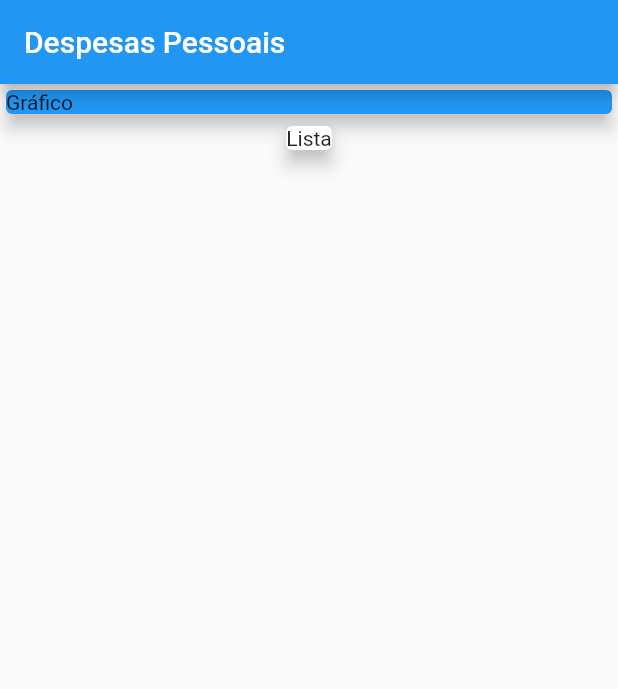
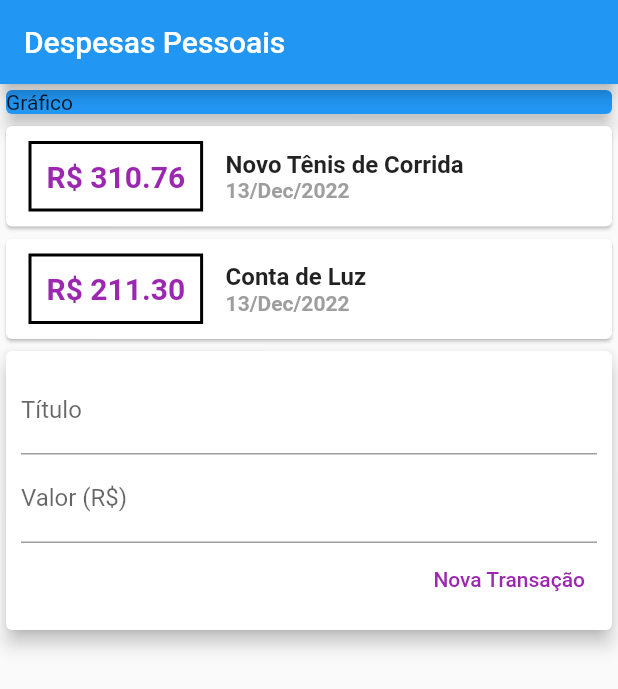
Before and after one commit to jairoLAlves/expenses-app-flutter, a Flutter app: the screen it shows after launch, on a phone screen of 412 x 824 dp. Shown: the top 689 px of the screen. Run offline on Flutter 3.47's test engine with Material 2 defaults, Android fonts, the phone set to English and light mode, and no system bars.

Commit message:
adding component and template folders, an internationalization package.

```diff
--- /dev/null
+++ b/lib/components/transactionList.dart
@@ -0,0 +1,57 @@
+import 'package:expenses/models/transaction.dart';
+import 'package:flutter/material.dart';
+import 'package:intl/intl.dart';
+
+class TransactionList extends StatelessWidget {
+  final List<Transaction> transaction;
+
+  const TransactionList({super.key, required this.transaction});
+
+  @override
+  Widget build(BuildContext context) {
+    return Column(
+      children: transaction.map((tr) {
+        return Card(
+          child: Row(children: [
+            Container(
+              margin: EdgeInsets.symmetric(
+                horizontal: 15,
+                vertical: 10,
+              ),
+              decoration: BoxDecoration(
+                  border: Border.all(
+                color: Colors.black,
+                width: 2,
+              )),
+              padding: EdgeInsets.all(10),
+              //Valor
+              child: Text(
+                'R\$ ${tr.value.toStringAsFixed(2)}',
+                style: TextStyle(
+                    fontWeight: FontWeight.bold,
+                    fontSize: 20,
+                    color: Colors.purple),
+              ),
+            ),
+            Column(crossAxisAlignment: CrossAxisAlignment.start, children: [
+              //Titulo
+              Text(tr.title,
+                  style: TextStyle(
+                    fontWeight: FontWeight.bold,
+                    fontSize: 16,
+                  )),
+              //Data
+              Text(
+                DateFormat('d/MMM/y').format(tr.date),
+                style: TextStyle(
+                  fontWeight: FontWeight.w600,
+                  color: Colors.grey,
+                ),
+              ),
+            ]),
+          ]),
+        );
+      }).toList(),
+    );
+  }
+}
--- /dev/null
+++ b/lib/components/transaction_form.dart
@@ -0,0 +1,44 @@
+import 'package:flutter/material.dart';
+
+class TransactionForm extends StatelessWidget {
+  TransactionForm({super.key});
+  final titleController = TextEditingController();
+  final valueController = TextEditingController();
+
+  @override
+  Widget build(BuildContext context) {
+    return Card(
+      elevation: 5,
+      child: Padding(
+        padding: const EdgeInsets.all(10),
+        child: Column(
+          children: [
+            TextField(
+              controller: titleController,
+              decoration: InputDecoration(
+                labelText: 'Título',
+              ),
+            ),
+            TextField(
+              controller: valueController,
+              decoration: InputDecoration(
+                labelText: 'Valor (R\$)',
+              ),
+            ),
+            Row(
+              mainAxisAlignment: MainAxisAlignment.end,
+              children: [
+                TextButton(
+                    onPressed: () {},
+                    child: Text(
+                      'Nova Transação',
+                      style: TextStyle(color: Colors.purple),
+                    )),
+              ],
+            )
+          ],
+        ),
+      ),
+    );
+  }
+}
--- /dev/null
+++ b/lib/components/transaction_user.dart
@@ -0,0 +1,39 @@
+import 'package:expenses/components/transactionList.dart';
+import 'package:expenses/components/transaction_form.dart';
+import 'package:flutter/material.dart';
+
+import '../models/transaction.dart';
+
+class TransactionUser extends StatefulWidget {
+  const TransactionUser({super.key});
+
+  @override
+  State<TransactionUser> createState() => _TransactionUserState();
+}
+
+class _TransactionUserState extends State<TransactionUser> {
+  final _transactions = [
+    Transaction(
+      id: 't1',
+      title: 'Novo Tênis de Corrida',
+      value: 310.76,
+      date: DateTime.now(),
+    ),
+    Transaction(
+      id: 't2',
+      title: 'Conta de Luz',
+      value: 211.30,
+      date: DateTime.now(),
+    ),
+  ];
+
+  @override
+  Widget build(BuildContext context) {
+    return Column(
+      children: [
+        TransactionList(transaction: _transactions,),
+        TransactionForm(),
+      ],
+    );
+  }
+}
--- a/lib/main.dart
+++ b/lib/main.dart
@@ -1,6 +1,7 @@
 // ignore_for_file: prefer_const_constructors, sort_child_properties_last, use_key_in_widget_constructors
 // ignore_for_file: prefer_const_literals_to_create_immutables
 
+import 'package:expenses/components/transaction_user.dart';
 import 'package:flutter/material.dart';
 
 main() => runApp(ExpensesApp());
@@ -22,19 +23,16 @@ class MyHomePage extends StatelessWidget {
         title: Text('Despesas Pessoais'),
       ),
       body: Column(
+        crossAxisAlignment: CrossAxisAlignment.stretch,
         children: <Widget>[
           Container(
-            width: double.infinity,
             child: Card(
               color: Colors.blue,
               child: Text('Gráfico'),
               elevation: 5,
             ),
           ),
-          Card(
-            child: Text('Lista'),
-            elevation: 5,
-          ),
+          TransactionUser(),
         ],
       ),
     );
--- /dev/null
+++ b/lib/models/transaction.dart
@@ -0,0 +1,14 @@
+class Transaction {
+     final String id;
+     final String title;
+     final double value;
+     final DateTime date;
+
+     Transaction({
+      required this.id,
+      required this.title,
+      required this.value,
+      required this.date,
+     });
+
+}
--- a/pubspec.yaml
+++ b/pubspec.yaml
@@ -31,6 +31,8 @@ environment:
 dependencies:
   flutter:
     sdk: flutter
+
+  intl: ^0.17.0
 
 
   # The following adds the Cupertino Icons font to your application.
```
Also changed, not shown: pubspec.lock, 1 other file.
